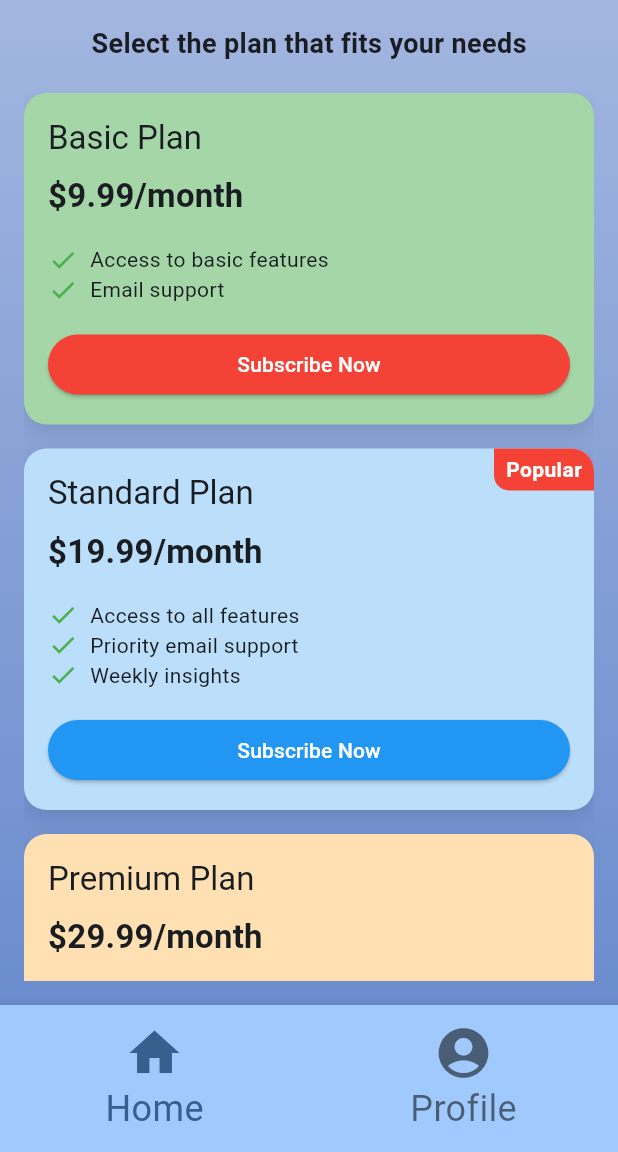
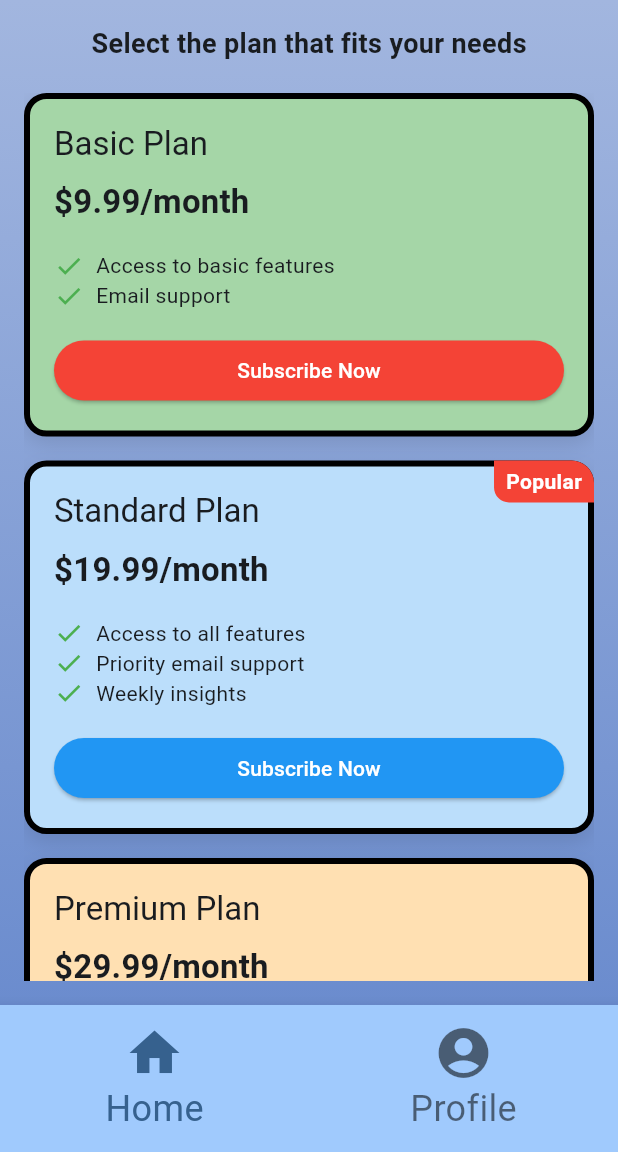
Before and after one commit to SafuGit/jobBazar-mobile, a Flutter app: the PaidPlansPage screen opened by its route, on a phone screen of 412 x 824 dp, the part 84-1236 px from its top. Run offline on Flutter 3.47's test engine with Material 3 defaults, Android fonts, the phone set to English and light mode, and no system bars; our stand-ins replace dio, image_picker; accounts and stored records are empty; network calls fail.

Commit message:
design: added border around card

```diff
--- a/jobbazar_mobile/lib/provider/job_provider.dart
+++ b/jobbazar_mobile/lib/provider/job_provider.dart
@@ -39,8 +39,8 @@ class JobProvider with ChangeNotifier {
     try {
       return await _jobService.getJobById(jobId);
     } catch (e) {
-      debugPrint('Error: $e');
-      throw Exception('Error: $e');
+      // debugPrint('Error: $e');
+      // throw Exception('Error: $e');
     } finally {
       notifyListeners();
     }
--- a/jobbazar_mobile/lib/shared/pages/paid_plans.dart
+++ b/jobbazar_mobile/lib/shared/pages/paid_plans.dart
@@ -110,6 +110,10 @@ class PaidPlansPage extends StatelessWidget {
                 offset: const Offset(0, 5),
               ),
             ],
+            border: Border.all(
+              color: Colors.black, // Set the color of the border
+              width: 4, // Set the width of the border
+            ),
           ),
           child: Padding(
             padding: const EdgeInsets.all(16.0),
```
